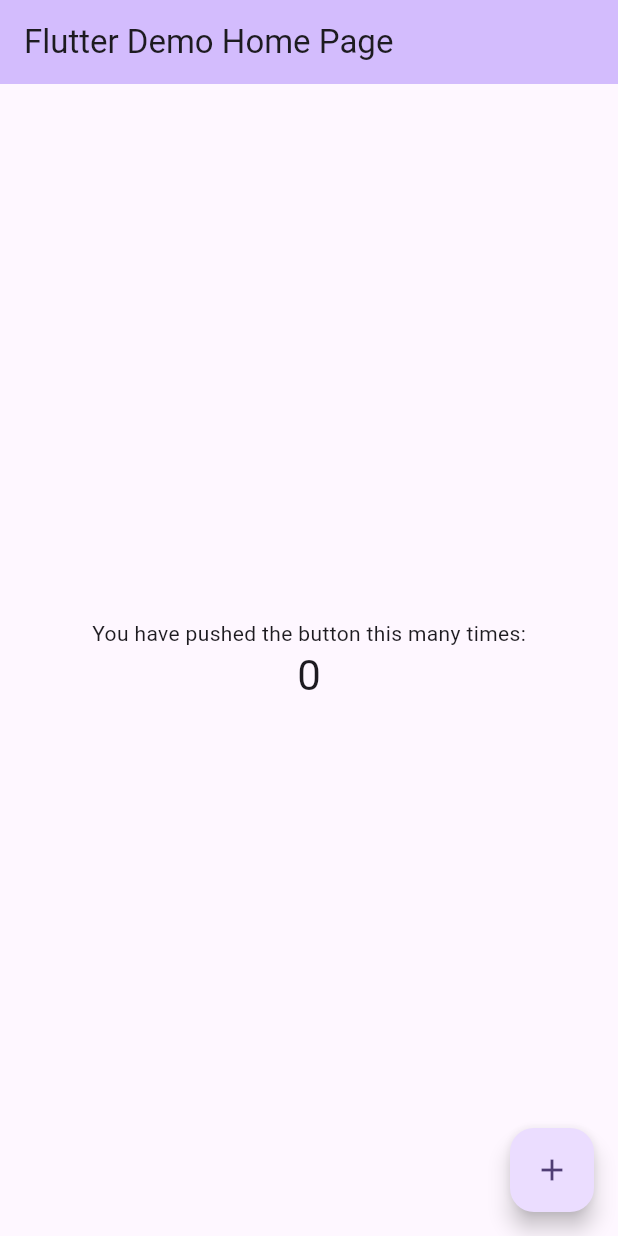
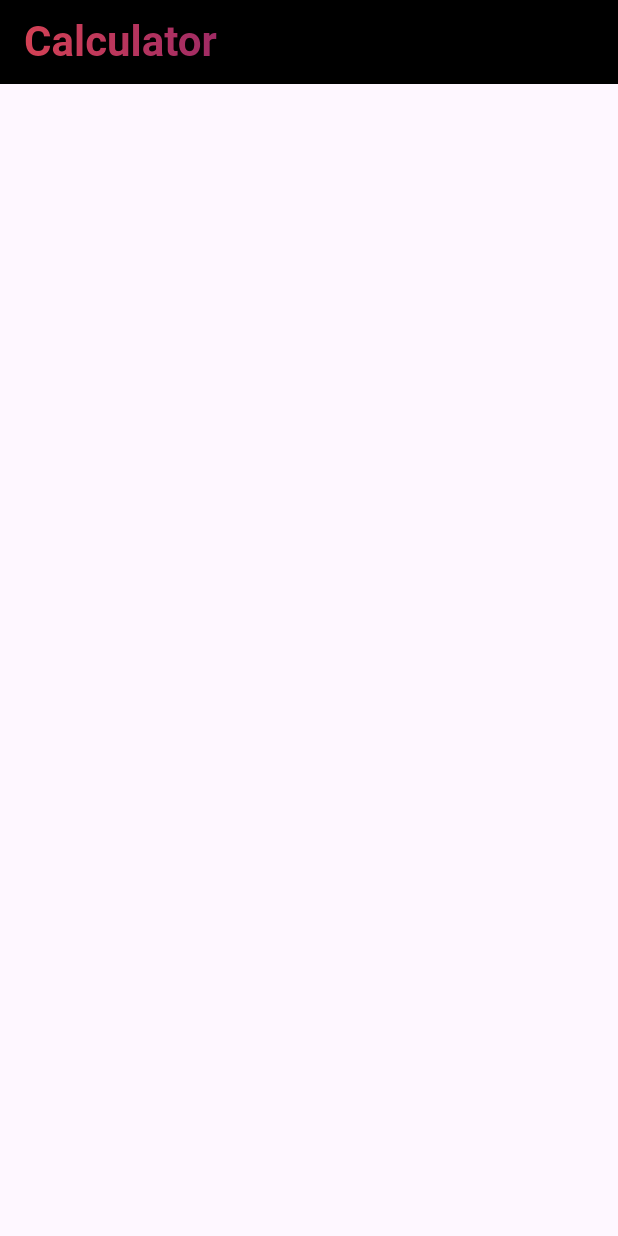
Before and after one commit to dagiteferi/Calculator, a Flutter app: the screen it shows after launch, on a phone screen of 412 x 824 dp. Run offline on Flutter 3.47's test engine with Material 3 defaults, Android fonts, the phone set to English and light mode, and no system bars.

Commit message:
app bar done

```diff
--- /dev/null
+++ b/lib/Calculator.dart
@@ -0,0 +1,40 @@
+import 'package:flutter/material.dart';
+
+class Calculator extends StatefulWidget {
+  const Calculator({super.key});
+
+  @override
+  State<Calculator> createState() => _CalculatorState();
+}
+
+class _CalculatorState extends State<Calculator> {
+  @override
+  Widget build(BuildContext context) {
+    return Scaffold(
+      appBar: AppBar(
+        title: Text(
+          "Calculator",
+          style: TextStyle(
+            fontSize: 28.0,
+            fontWeight: FontWeight.bold,
+            foreground: Paint()
+              ..shader = LinearGradient(
+                colors: <Color>[
+                  Color(0xffDA4453),
+                  Color(0xff89216B),
+                ],
+              ).createShader(Rect.fromLTWH(0.0, 0.0, 200.0, 70.0)),
+            shadows: <Shadow>[
+              Shadow(
+                offset: Offset(2.0, 2.0),
+                blurRadius: 3.0,
+                color: Color.fromARGB(255, 0, 0, 0),
+              ),
+            ],
+          ),
+        ),
+        backgroundColor: Colors.black,
+      ),
+    );
+  }
+}
--- a/lib/main.dart
+++ b/lib/main.dart
@@ -1,125 +1,29 @@
 import 'package:flutter/material.dart';
+import 'Calculator.dart';
 
 void main() {
-  runApp(const MyApp());
+  runApp(const myApp());
 }
 
-class MyApp extends StatelessWidget {
-  const MyApp({super.key});
+class myApp extends StatelessWidget {
+  const myApp({super.key});
 
-  // This widget is the root of your application.
   @override
   Widget build(BuildContext context) {
-    return MaterialApp(
-      title: 'Flutter Demo',
-      theme: ThemeData(
-        // This is the theme of your application.
-        //
-        // TRY THIS: Try running your application with "flutter run". You'll see
-        // the application has a purple toolbar. Then, without quitting the app,
-        // try changing the seedColor in the colorScheme below to Colors.green
-        // and then invoke "hot reload" (save your changes or press the "hot
-        // reload" button in a Flutter-supported IDE, or press "r" if you used
-        // the command line to start the app).
-        //
-        // Notice that the counter didn't reset back to zero; the application
-        // state is not lost during the reload. To reset the state, use hot
-        // restart instead.
-        //
-        // This works for code too, not just values: Most code changes can be
-        // tested with just a hot reload.
-        colorScheme: ColorScheme.fromSeed(seedColor: Colors.deepPurple),
-        useMaterial3: true,
-      ),
-      home: const MyHomePage(title: 'Flutter Demo Home Page'),
+    return const MaterialApp(
+      home: Calculator(),
+      debugShowCheckedModeBanner: false,
     );
   }
 }
 
-class MyHomePage extends StatefulWidget {
-  const MyHomePage({super.key, required this.title});
 
-  // This widget is the home page of your application. It is stateful, meaning
-  // that it has a State object (defined below) that contains fields that affect
-  // how it looks.
 
-  // This class is the configuration for the state. It holds the values (in this
-  // case the title) provided by the parent (in this case the App widget) and
-  // used by the build method of the State. Fields in a Widget subclass are
-  // always marked "final".
 
-  final String title;
+//         Create a StatefulWidget for the calculator.
 
-  @override
-  State<MyHomePage> createState() => _MyHomePageState();
-}
+// Design the Display Screen using a Text widget inside a Container.
 
-class _MyHomePageState extends State<MyHomePage> {
-  int _counter = 0;
+// Create Buttons using ElevatedButton widgets.
 
-  void _incrementCounter() {
-    setState(() {
-      // This call to setState tells the Flutter framework that something has
-      // changed in this State, which causes it to rerun the build method below
-      // so that the display can reflect the updated values. If we changed
-      // _counter without calling setState(), then the build method would not be
-      // called again, and so nothing would appear to happen.
-      _counter++;
-    });
-  }
-
-  @override
-  Widget build(BuildContext context) {
-    // This method is rerun every time setState is called, for instance as done
-    // by the _incrementCounter method above.
-    //
-    // The Flutter framework has been optimized to make rerunning build methods
-    // fast, so that you can just rebuild anything that needs updating rather
-    // than having to individually change instances of widgets.
-    return Scaffold(
-      appBar: AppBar(
-        // TRY THIS: Try changing the color here to a specific color (to
-        // Colors.amber, perhaps?) and trigger a hot reload to see the AppBar
-        // change color while the other colors stay the same.
-        backgroundColor: Theme.of(context).colorScheme.inversePrimary,
-        // Here we take the value from the MyHomePage object that was created by
-        // the App.build method, and use it to set our appbar title.
-        title: Text(widget.title),
-      ),
-      body: Center(
-        // Center is a layout widget. It takes a single child and positions it
-        // in the middle of the parent.
-        child: Column(
-          // Column is also a layout widget. It takes a list of children and
-          // arranges them vertically. By default, it sizes itself to fit its
-          // children horizontally, and tries to be as tall as its parent.
-          //
-          // Column has various properties to control how it sizes itself and
-          // how it positions its children. Here we use mainAxisAlignment to
-          // center the children vertically; the main axis here is the vertical
-          // axis because Columns are vertical (the cross axis would be
-          // horizontal).
-          //
-          // TRY THIS: Invoke "debug painting" (choose the "Toggle Debug Paint"
-          // action in the IDE, or press "p" in the console), to see the
-          // wireframe for each widget.
-          mainAxisAlignment: MainAxisAlignment.center,
-          children: <Widget>[
-            const Text(
-              'You have pushed the button this many times:',
-            ),
-            Text(
-              '$_counter',
-              style: Theme.of(context).textTheme.headlineMedium,
-            ),
-          ],
-        ),
-      ),
-      floatingActionButton: FloatingActionButton(
-        onPressed: _incrementCounter,
-        tooltip: 'Increment',
-        child: const Icon(Icons.add),
-      ), // This trailing comma makes auto-formatting nicer for build methods.
-    );
-  }
-}
+// Arrange Buttons in a GridView.
```
